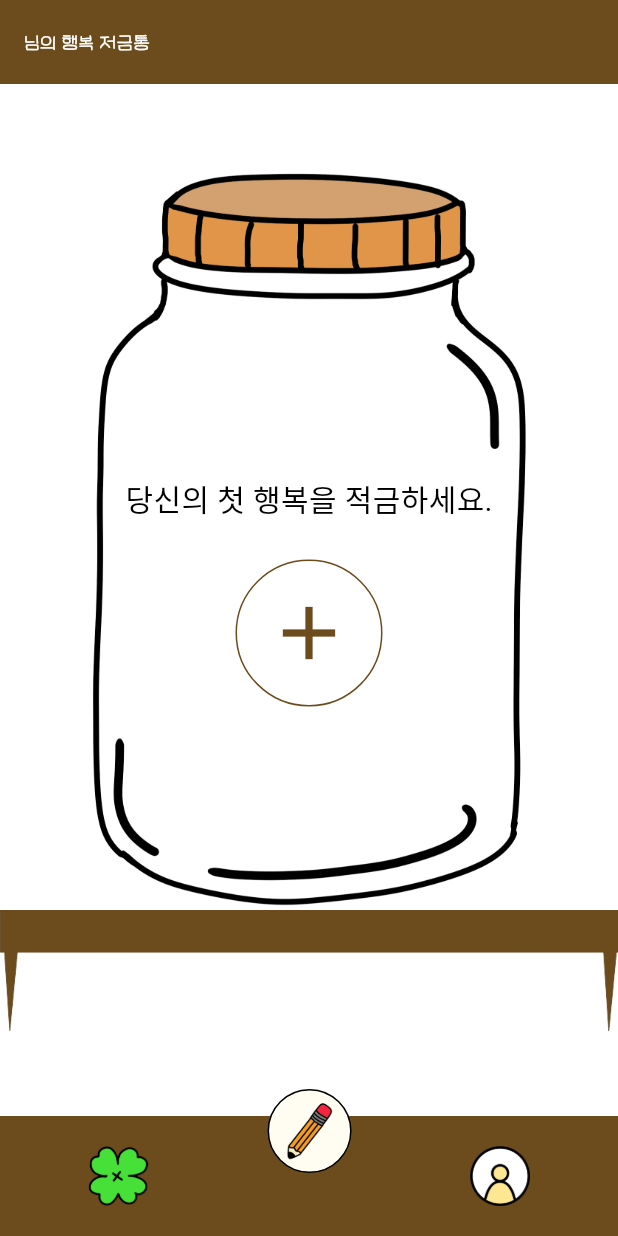
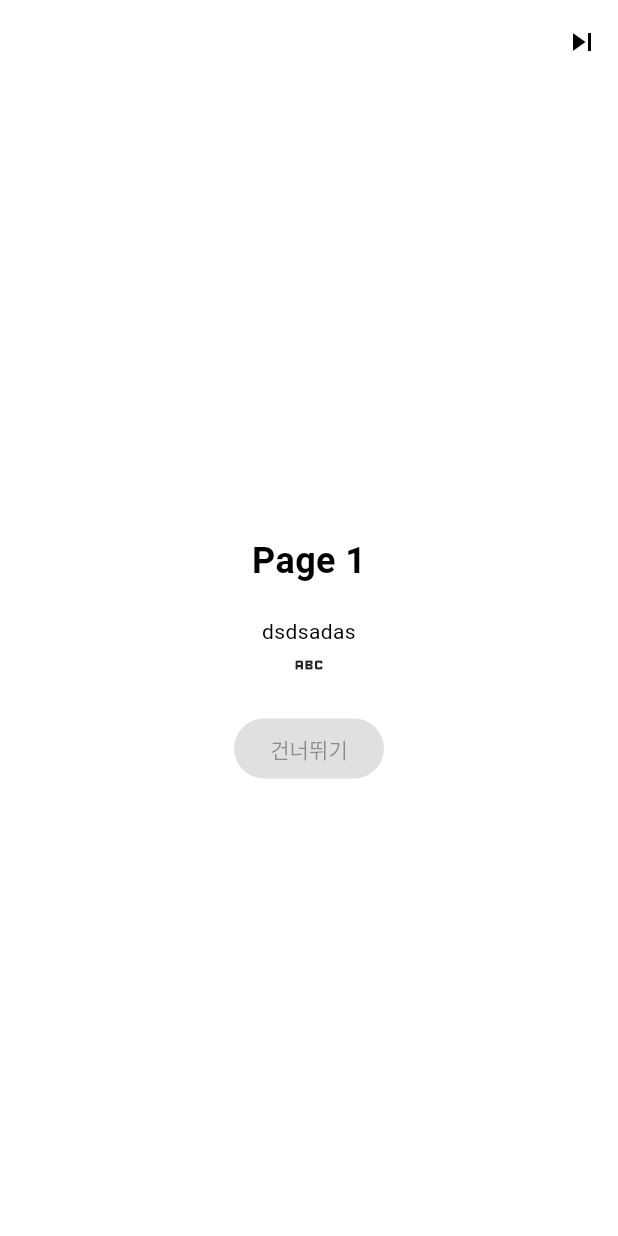
Before and after one commit to soju96/capsule, a Flutter app: the screen it shows after launch, on a phone screen of 412 x 824 dp. Run offline on Flutter 3.47's test engine with Material 3 defaults, Android fonts, the phone set to English and light mode, and no system bars; our stand-ins replace shared_preferences.

Commit message:
[wk] / update / 페이지 이름 변경, 작업 중

```diff
--- a/lib/main.dart
+++ b/lib/main.dart
@@ -1,6 +1,7 @@
-import 'package:capsule/src/pages/home_screen.dart';
-import 'package:capsule/src/pages/index_screen.dart';
-import 'package:capsule/src/pages/mypage_screen.dart';
+import 'package:capsule/src/pages/guide_screen_wk.dart';
+import 'package:capsule/src/pages/home_screen_wk.dart';
+import 'package:capsule/src/pages/index_screen_wk.dart';
+import 'package:capsule/src/pages/mypage_screen_wk.dart';
 import 'package:flutter/material.dart';
 
 void main() {
@@ -39,7 +40,7 @@ class MyApp extends StatelessWidget {
       ),
 
       // 홈
-      home: const HomeScreen(),
+      home: const GuideScreen(),
     );
   }
 }
--- a/lib/src/pages/guide_screen.dart
+++ /dev/null
@@ -1,15 +0,0 @@
-import 'package:flutter/material.dart';
-
-class GuideScreen extends StatefulWidget {
-  const GuideScreen({super.key});
-
-  @override
-  State<GuideScreen> createState() => _GuideScreenState();
-}
-
-class _GuideScreenState extends State<GuideScreen> {
-  @override
-  Widget build(BuildContext context) {
-    return const Placeholder();
-  }
-}
--- /dev/null
+++ b/lib/src/pages/guide_screen_wk.dart
@@ -0,0 +1,138 @@
+import 'package:capsule/src/pages/home_screen_wk.dart';
+import 'package:flutter/material.dart';
+import 'package:shared_preferences/shared_preferences.dart';
+
+class GuideScreen extends StatefulWidget {
+  const GuideScreen({super.key});
+
+  @override
+  State<GuideScreen> createState() => _GuideScreenState();
+}
+
+class _GuideScreenState extends State<GuideScreen> {
+  final PageController _controller = PageController(initialPage: 0);
+  int _currentPage = 0;
+
+  @override
+  void initState() {
+    super.initState();
+    _checkIfFirstTime();
+  }
+
+  void _checkIfFirstTime() async {
+    SharedPreferences prefs = await SharedPreferences.getInstance();
+    bool isFirstTime = prefs.getBool('isFirstTime') ?? true;
+    if (!isFirstTime) {
+      // 이미 실행한 적이 있는 경우, 가이드 페이지를 보여주지 않음
+      _navigateToNextScreen();
+    }
+  }
+
+  void _navigateToNextScreen() {
+    Navigator.of(context).pushReplacement(
+      MaterialPageRoute(builder: (context) => const YourNextScreen()),
+    );
+  }
+
+  void _onPageChanged(int page) {
+    setState(() {
+      _currentPage = page;
+    });
+  }
+
+  void _finishGuide() async {
+    SharedPreferences prefs = await SharedPreferences.getInstance();
+    prefs.setBool('isFirstTime', false);
+    _navigateToNextScreen();
+  }
+
+  @override
+  Widget build(BuildContext context) {
+    return Scaffold(
+      appBar: AppBar(actions: [
+        IconButton(onPressed: _finishGuide, icon: const Icon(Icons.skip_next))
+      ]),
+      body: PageView(
+        controller: _controller,
+        onPageChanged: _onPageChanged,
+        children: const [
+          GuideContentPage(
+            title: 'Page 1',
+            description: 'dsdsadas',
+            swipeIcon: Icons.abc,
+          ),
+          GuideContentPage(
+            title: 'Page 2',
+            description: '쪽지를 작성하여 당신의 행복을 기록하세요.',
+            swipeIcon: Icons.abc,
+          ),
+          GuideContentPage(
+            title: 'Page 3',
+            description: '유리병은 최대 20개까지 쪽지를 저장 할 수 있습니다.',
+            swipeIcon: Icons.abc,
+          ),
+        ],
+      ),
+    );
+  }
+}
+
+class GuideContentPage extends StatelessWidget {
+  final String title;
+  final String description;
+  final IconData swipeIcon;
+  final VoidCallback? onFinish;
+
+  const GuideContentPage({
+    super.key,
+    required this.title,
+    required this.description,
+    required this.swipeIcon,
+    this.onFinish,
+  });
+
+  @override
+  Widget build(BuildContext context) {
+    return Container(
+      padding: const EdgeInsets.all(20),
+      child: Column(
+        mainAxisAlignment: MainAxisAlignment.center,
+        children: [
+          Text(
+            title,
+            style: const TextStyle(
+              fontSize: 24,
+              fontWeight: FontWeight.bold,
+            ),
+          ),
+          const SizedBox(height: 20),
+          Text(
+            description,
+            textAlign: TextAlign.center,
+          ),
+          Icon(
+            swipeIcon,
+          ),
+          const SizedBox(height: 20),
+          ElevatedButton(onPressed: onFinish, child: const Text('건너뛰기'))
+        ],
+      ),
+    );
+  }
+}
+
+class YourNextScreen extends StatelessWidget {
+  const YourNextScreen({super.key});
+
+  @override
+  Widget build(BuildContext context) {
+    return Scaffold(
+      appBar: AppBar(
+        title: const Text('Next Screen'),
+      ),
+      body: const Center(
+        child: Text('This is the next screen after the guide.'),
+      ),
+    );
+  }
+}
--- a/lib/src/pages/home_screen.dart
+++ b/lib/src/pages/home_screen_wk.dart
@@ -1,4 +1,4 @@
-import 'package:capsule/src/widgets/custom_bottom_app_bar.dart';
+import 'package:capsule/src/widgets/custom_bottom_app_bar_wk.dart';
 import 'package:flutter/material.dart';
 
 class HomeScreen extends StatelessWidget {
--- a/lib/src/pages/index_screen.dart
+++ b/lib/src/pages/index_screen_wk.dart
@@ -1,4 +1,4 @@
-import 'package:capsule/src/widgets/custom_bottom_app_bar.dart';
+import 'package:capsule/src/widgets/custom_bottom_app_bar_wk.dart';
 import 'package:flutter/material.dart';
 
 class indexScreen extends StatelessWidget {
--- a/lib/src/pages/mypage_screen.dart
+++ b/lib/src/pages/mypage_screen_wk.dart
@@ -1,4 +1,4 @@
-import 'package:capsule/src/widgets/custom_bottom_app_bar.dart';
+import 'package:capsule/src/widgets/custom_bottom_app_bar_wk.dart';
 import 'package:flutter/material.dart';
 
 class MyPageScreen extends StatelessWidget {
```
Also changed, not shown: lib/src/widgets/custom_bottom_app_bar_wk.dart (renamed from lib/src/widgets/custom_bottom_app_bar.dart).
